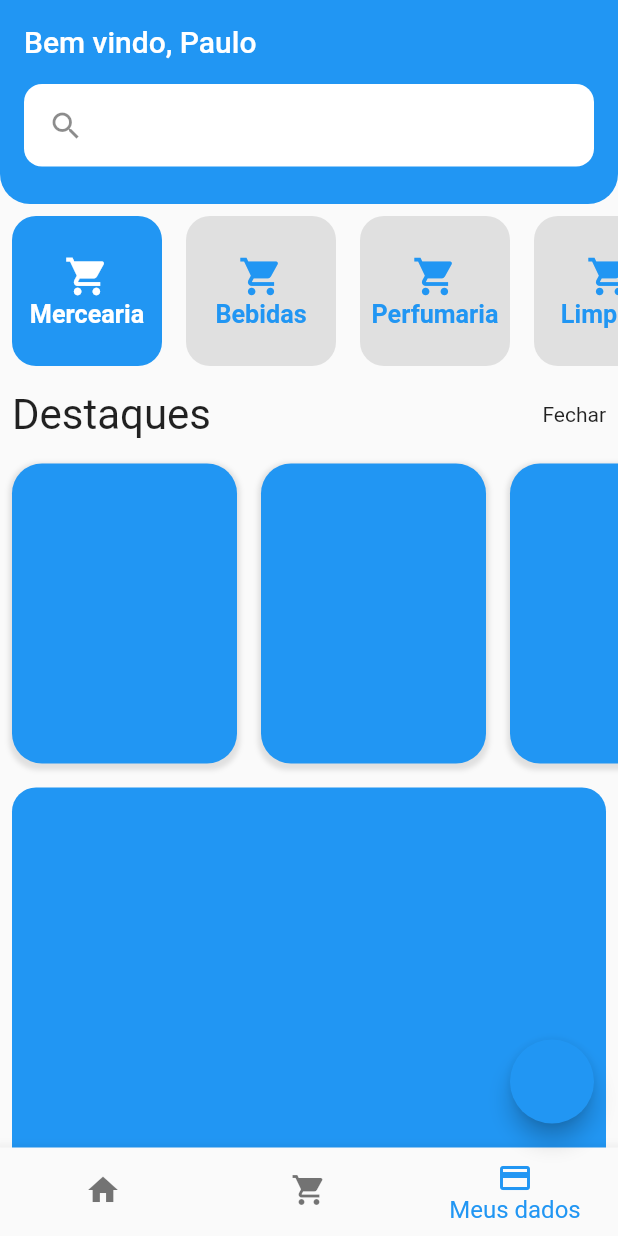
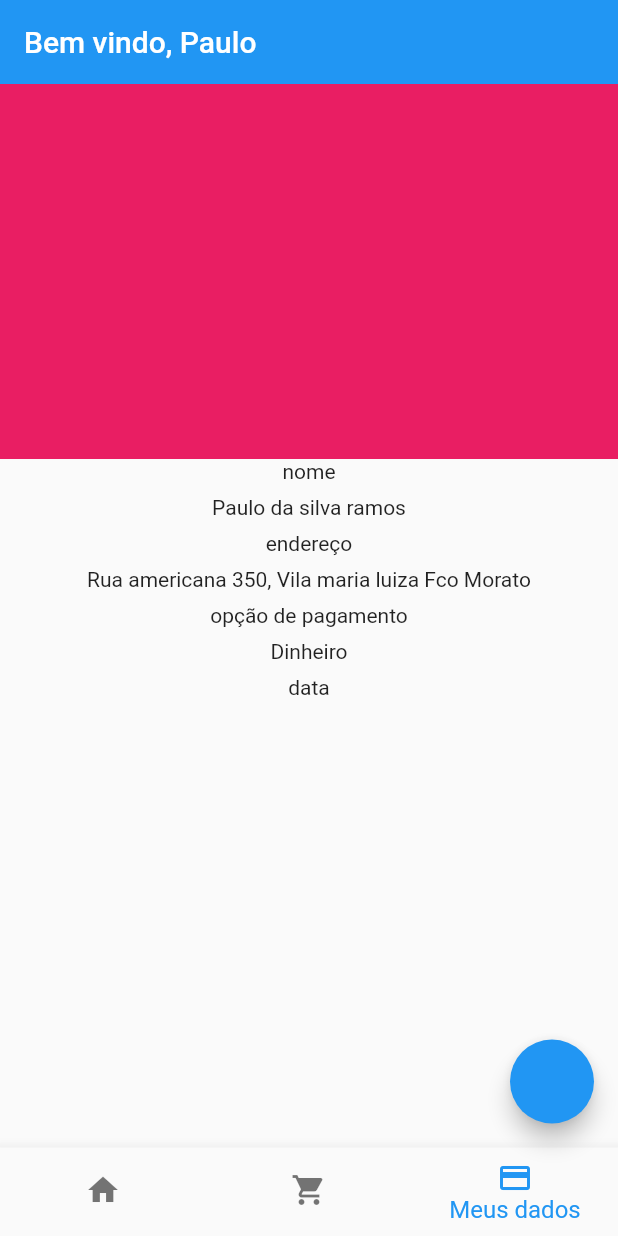
Before and after one commit to PauloRamosDev/multi_vendas, a Flutter app: the screen it shows after launch, item 3 of the bottom bar chosen, on a phone screen of 412 x 824 dp. Run offline on Flutter 3.47's test engine with Material 2 defaults, Android fonts, the phone set to English and light mode, and no system bars; network calls fail.

Commit message:
pageView

```diff
--- a/lib/bottom_bar.dart
+++ b/lib/bottom_bar.dart
@@ -1,22 +1,26 @@
 import 'package:flutter/material.dart';
 
 class MyBottombar extends StatefulWidget {
-  int index;
+  final int initialIndex;
+  final Function(int) currentIndex;
 
-  MyBottombar({this.index = 0});
+  MyBottombar({this.initialIndex = 0, this.currentIndex});
 
   @override
   _MyBottombarState createState() => _MyBottombarState();
 }
 
 class _MyBottombarState extends State<MyBottombar> {
+  var _index;
+
   @override
   Widget build(BuildContext context) {
     return BottomNavigationBar(
-        currentIndex: widget.index,
+        currentIndex: _index == null ? widget.initialIndex : _index,
         onTap: (index) {
           setState(() {
-            widget.index = index;
+            _index = index;
+            widget.currentIndex(index);
           });
         },
         showUnselectedLabels: false,
--- /dev/null
+++ b/lib/home_page.dart
@@ -0,0 +1,142 @@
+import 'package:flutter/material.dart';
+
+import 'card_categories.dart';
+
+class HomePage extends StatefulWidget {
+  @override
+  _HomePageState createState() => _HomePageState();
+}
+
+class _HomePageState extends State<HomePage> with AutomaticKeepAliveClientMixin<HomePage>{
+
+  int category = 0;
+
+  @override
+  Widget build(BuildContext context) {
+    return pagePrincipal();
+  }
+
+  Column pagePrincipal() {
+    return Column(
+      children: <Widget>[
+        //pesquisa
+        Container(
+          clipBehavior: Clip.hardEdge,
+          decoration: BoxDecoration(
+            borderRadius: BorderRadius.only(
+                bottomRight: Radius.circular(20),
+                bottomLeft: Radius.circular(20)),
+            color: Colors.blue,
+          ),
+          height: 80,
+          child: Padding(
+            padding: const EdgeInsets.only(bottom: 25, left: 16, right: 16),
+            child: Container(
+              decoration: BoxDecoration(
+                  borderRadius: BorderRadius.circular(12), color: Colors.white),
+              child: Center(child: ListTile(leading: Icon(Icons.search))),
+            ),
+          ),
+        ),
+        //scroll
+        Expanded(child: buildListView())
+      ],
+    );
+  }
+
+  ListView buildListView() {
+    var listCategorias = [
+      'Mercearia',
+      'Bebidas',
+      'Perfumaria',
+      'Limpeza',
+      'Bazar',
+      'Pet'
+    ];
+
+    return ListView(
+      shrinkWrap: true,
+      physics: ClampingScrollPhysics(),
+      children: <Widget>[
+        SingleChildScrollView(
+          scrollDirection: Axis.horizontal,
+          child: Row(
+            children: List.generate(
+                listCategorias.length,
+                    (index) => Padding(
+                  padding: const EdgeInsets.all(8.0),
+                  child: GestureDetector(
+                    onTap: () {
+                      setState(() {
+                        category = index;
+                      });
+                    },
+                    child: CardCategories(
+                      label: listCategorias[index],
+                      select: index == category,
+                    ),
+                  ),
+                )),
+          ),
+        ),
+        //Destaques
+        Container(
+          child: Column(
+            children: <Widget>[
+              Padding(
+                padding: const EdgeInsets.all(8.0),
+                child: Row(
+                  mainAxisAlignment: MainAxisAlignment.spaceBetween,
+                  children: <Widget>[
+                    Text(
+                      'Destaques',
+                      textScaleFactor: 2,
+                    ),
+                    Text('Fechar')
+                  ],
+                ),
+              ),
+              SingleChildScrollView(
+                scrollDirection: Axis.horizontal,
+                child: Row(
+                  children: List.generate(
+                      3,
+                          (index) => Padding(
+                        padding: const EdgeInsets.all(8.0),
+                        child: Container(
+                          height: 200,
+                          width: 150,
+                          decoration: BoxDecoration(
+                              color: Colors.blue,
+                              borderRadius: BorderRadius.circular(20),
+                              boxShadow: [
+                                BoxShadow(
+                                    color: Colors.grey.shade300,
+                                    spreadRadius: 2,
+                                    blurRadius: 2,
+                                    offset: Offset(0, 2))
+                              ]),
+                        ),
+                      )),
+                ),
+              ),
+            ],
+          ),
+        ),
+        //extra
+        Padding(
+          padding: const EdgeInsets.all(8.0),
+          child: Container(
+            height: 500,
+            decoration: BoxDecoration(
+                color: Colors.blue, borderRadius: BorderRadius.circular(16)),
+          ),
+        ),
+      ],
+    );
+  }
+
+  @override
+  bool get wantKeepAlive => true;
+
+}
--- a/lib/main.dart
+++ b/lib/main.dart
@@ -1,5 +1,4 @@
 import 'package:flutter/material.dart';
-import 'package:multivendas/HomePage.dart';
 import 'package:multivendas/menu_principal.dart';
 
 void main() {
--- a/lib/menu_principal.dart
+++ b/lib/menu_principal.dart
@@ -4,14 +4,30 @@ import 'package:flutter/widgets.dart';
 import 'package:multivendas/bottom_bar.dart';
 import 'package:multivendas/card_categories.dart';
 import 'package:multivendas/delalhes_produto.dart';
+import 'package:multivendas/home_page.dart';
+import 'package:multivendas/meus_dados.dart';
+import 'package:multivendas/pedidos_page.dart';
 
 class Menu extends StatefulWidget {
   @override
   _MenuState createState() => _MenuState();
 }
 
-class _MenuState extends State<Menu> {
+class _MenuState extends State<Menu> with SingleTickerProviderStateMixin {
   int category = 0;
+  TabController controller;
+
+  var _tabs = <Widget>[
+    HomePage(),
+    PedidosPage(),
+    MeusDados(),
+  ];
+
+  @override
+  void initState() {
+    super.initState();
+    controller = TabController(length: _tabs.length, vsync: this);
+  }
 
   @override
   Widget build(BuildContext context) {
@@ -24,125 +40,13 @@ class _MenuState extends State<Menu> {
         Navigator.of(context)
             .push(MaterialPageRoute(builder: (context) => DetalhesProduto()));
       }),
-      bottomNavigationBar: MyBottombar(),
-      body: Column(
-        children: <Widget>[
-          //pesquisa
-          Container(
-            clipBehavior: Clip.hardEdge,
-            decoration: BoxDecoration(
-              borderRadius: BorderRadius.only(
-                  bottomRight: Radius.circular(20),
-                  bottomLeft: Radius.circular(20)),
-              color: Colors.blue,
-            ),
-            height: 80,
-            child: Padding(
-              padding: const EdgeInsets.only(bottom: 25, left: 16, right: 16),
-              child: Container(
-                decoration: BoxDecoration(
-                    borderRadius: BorderRadius.circular(12),
-                    color: Colors.white),
-                child: Center(child: ListTile(leading: Icon(Icons.search))),
-              ),
-            ),
-          ),
-          //scroll
-          Expanded(child: buildListView())
-        ],
+      bottomNavigationBar: MyBottombar(
+        currentIndex: (index) => controller.animateTo(index),
       ),
-    );
-  }
-
-  ListView buildListView() {
-    var listCategorias = [
-      'Mercearia',
-      'Bebidas',
-      'Perfumaria',
-      'Limpeza',
-      'Bazar',
-      'Pet'
-    ];
-
-    return ListView(
-      shrinkWrap: true,
-      physics: ClampingScrollPhysics(),
-      children: <Widget>[
-        SingleChildScrollView(
-          scrollDirection: Axis.horizontal,
-          child: Row(
-            children: List.generate(
-                listCategorias.length,
-                (index) => Padding(
-                  padding: const EdgeInsets.all(8.0),
-                  child: GestureDetector(
-                        onTap: () {
-                          setState(() {
-                            category = index;
-                          });
-                        },
-                        child: CardCategories(
-                          label: listCategorias[index],
-                          select: index == category,
-                        ),
-                      ),
-                )),
-          ),
-        ),
-        //Destaques
-        Container(
-          child: Column(
-            children: <Widget>[
-              Padding(
-                padding: const EdgeInsets.all(8.0),
-                child: Row(
-                  mainAxisAlignment: MainAxisAlignment.spaceBetween,
-                  children: <Widget>[
-                    Text(
-                      'Destaques',
-                      textScaleFactor: 2,
-                    ),
-                    Text('Fechar')
-                  ],
-                ),
-              ),
-              SingleChildScrollView(
-                scrollDirection: Axis.horizontal,
-                child: Row(
-                  children: List.generate(
-                      3,
-                      (index) => Padding(
-                            padding: const EdgeInsets.all(8.0),
-                            child: Container(
-                              height: 200,
-                              width: 150,
-                              decoration: BoxDecoration(
-                                  color: Colors.blue,
-                                  borderRadius: BorderRadius.circular(20),
-                                  boxShadow: [
-                                    BoxShadow(
-                                        color: Colors.grey.shade300,
-                                        spreadRadius: 2,
-                                        blurRadius: 2,
-                                        offset: Offset(0, 2))
-                                  ]),
-                            ),
-                          )),
-                ),
-              ),
-            ],
-          ),
-        ),
-        //extra
-        Padding(
-          padding: const EdgeInsets.all(8.0),
-          child: Container(
-            height: 500,
-            decoration: BoxDecoration(
-                color: Colors.blue, borderRadius: BorderRadius.circular(16)),
-          ),
-        ),
-      ],
+      body: TabBarView(
+          physics: NeverScrollableScrollPhysics(),
+          controller: controller,
+          children: _tabs),
     );
   }
 }
--- /dev/null
+++ b/lib/meus_dados.dart
@@ -0,0 +1,38 @@
+import 'package:flutter/material.dart';
+
+class MeusDados extends StatefulWidget {
+  @override
+  _MeusDadosState createState() => _MeusDadosState();
+}
+
+class _MeusDadosState extends State<MeusDados> {
+  @override
+  Widget build(BuildContext context) {
+    return Container(
+      child: Column(
+        children: <Widget>[
+          Container(
+            color: Colors.pink,
+            height: 250,
+          ),
+          Text('nome'),
+          Padding(
+            padding: const EdgeInsets.all(8.0),
+            child: Text('Paulo da silva ramos'),
+          ),
+          Text('endereço'),
+          Padding(
+            padding: const EdgeInsets.all(8.0),
+            child: Text('Rua americana 350, Vila maria luiza Fco Morato'),
+          ),
+          Text('opção de pagamento'),
+          Padding(
+            padding: const EdgeInsets.all(8.0),
+            child: Text('Dinheiro'),
+          ),
+          Text('data'),
+        ],
+      ),
+    );
+  }
+}
```
Also changed, not shown: lib/functions.dart (added, +21 -0 lines), lib/pedidos_page.dart (added, +69 -0 lines).
